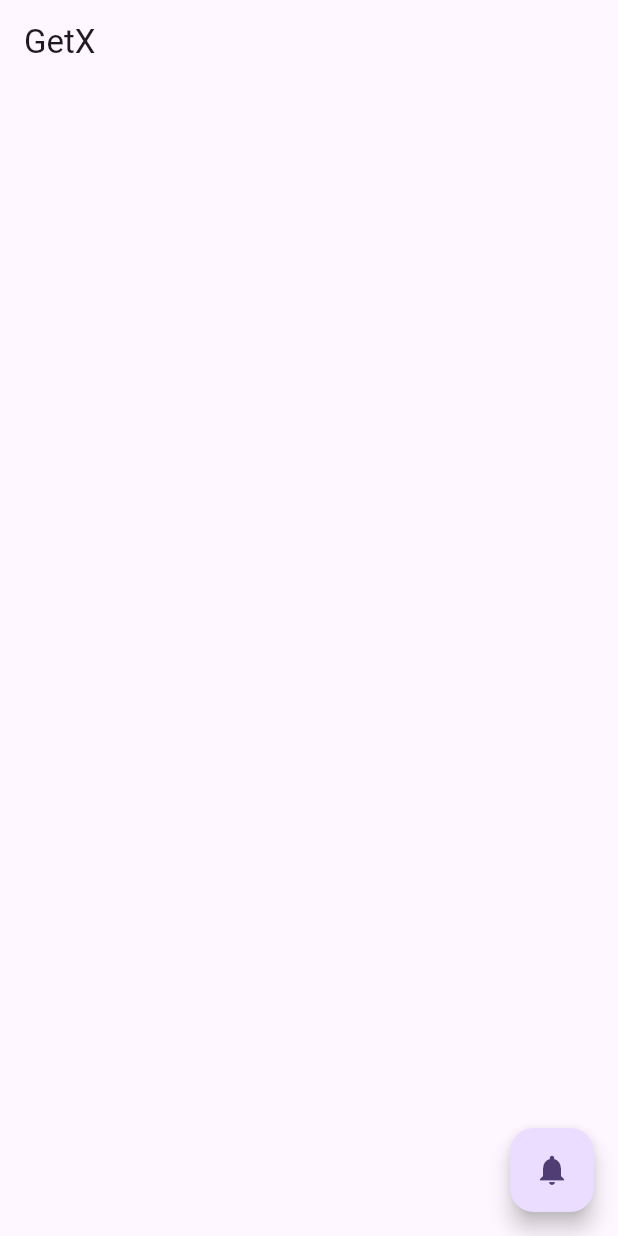
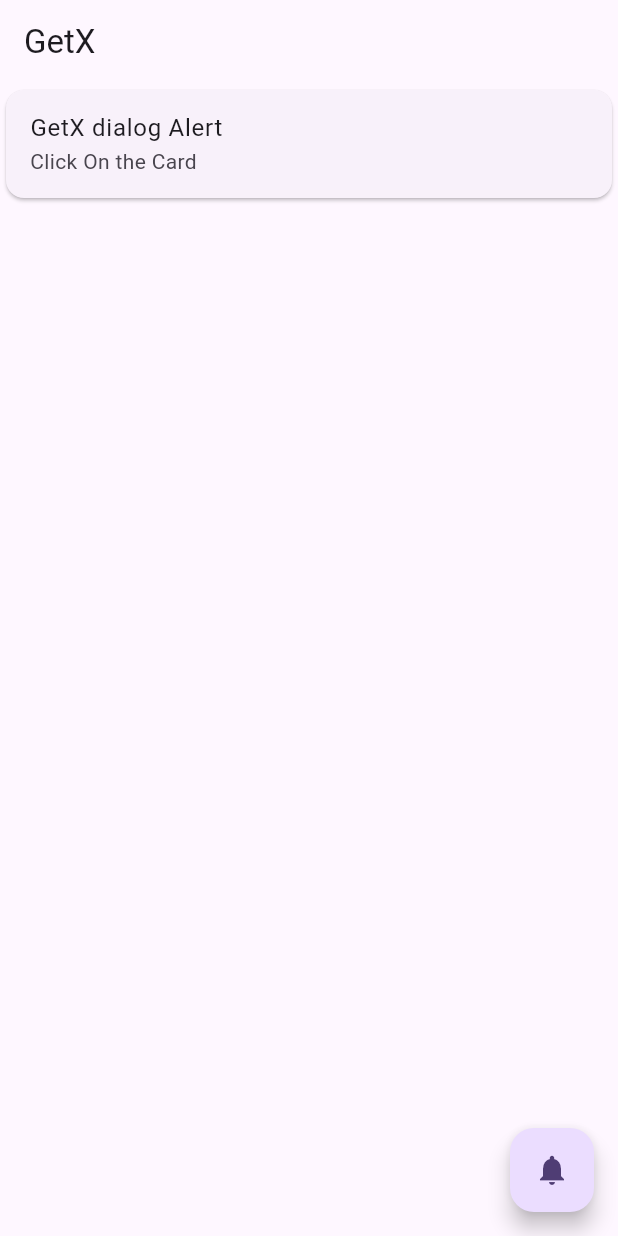
Before and after one commit to muhammadnaqeeb/GetX-Tutorial, a Flutter app: the screen it shows after launch, on a phone screen of 412 x 824 dp. Run offline on Flutter 3.47's test engine with Material 3 defaults, Android fonts, the phone set to English and light mode, and no system bars; our stand-ins replace get.

Commit message:
dialog alert using getx

```diff
--- a/lib/home_screen.dart
+++ b/lib/home_screen.dart
@@ -10,8 +10,43 @@ class HomeScreen extends StatelessWidget {
       appBar: AppBar(
         title: const Text("GetX"),
       ),
-      body: const Column(
-        children: [],
+      body: Column(
+        children: [
+          Card(
+            child: ListTile(
+              title: const Text("GetX dialog Alert"),
+              subtitle: const Text("Click On the Card"),
+              onTap: () {
+                Get.defaultDialog(
+                  title: "Hello",
+                  contentPadding: const EdgeInsets.all(10),
+                  middleText:
+                      "Dialog using GetX", // not more then 3 lines, you can yes 'content' for this
+                  // textConfirm: "Yes",
+                  // textCancel: "No",
+                  confirm: TextButton(
+                    onPressed: () {},
+                    child: const Text("Yes"),
+                  ),
+                  cancel: TextButton(
+                    onPressed: () {
+                      Navigator.pop(context);
+                    },
+                    child: const Text("Cancel"),
+                  ),
+                  // content: const Column(
+                  //   children: [
+                  //     Text("Hi"),
+                  //     Text("Hi"),
+                  //     Text("Hi"),
+                  //     Text("Hi"),
+                  //   ],
+                  // ),
+                );
+              },
+            ),
+          )
+        ],
       ),
       floatingActionButton: FloatingActionButton(
         onPressed: () {
```
